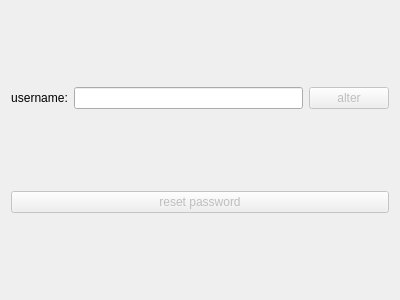
Old version of the form client/profilewidget.ui in the repository gitjip/microtrade.
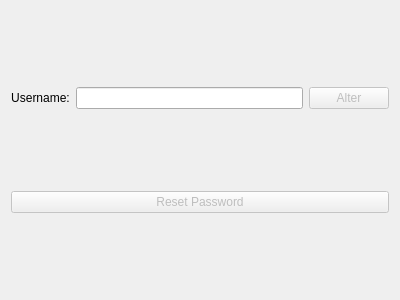
New version of the form.

Diff of the .ui file:
```diff
--- a/client/profilewidget.ui
+++ b/client/profilewidget.ui
@@ -27,14 +27,14 @@
       <bool>false</bool>
      </property>
      <property name="text">
-      <string>reset password</string>
+      <string>Reset Password</string>
      </property>
     </widget>
    </item>
    <item row="1" column="2">
     <widget class="QLabel" name="usernamePromptLabel">
      <property name="text">
-      <string>username:</string>
+      <string>Username:</string>
      </property>
      <property name="alignment">
       <set>Qt::AlignmentFlag::AlignCenter</set>
@@ -47,7 +47,7 @@
       <bool>false</bool>
      </property>
      <property name="text">
-      <string>alter</string>
+      <string>Alter</string>
      </property>
     </widget>
    </item>
```
